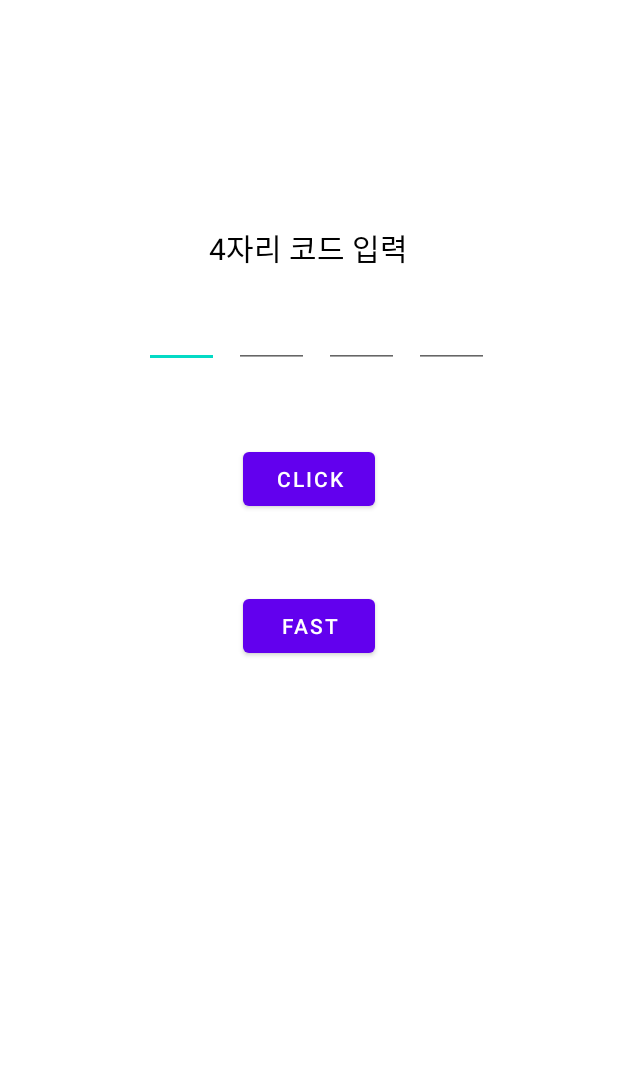
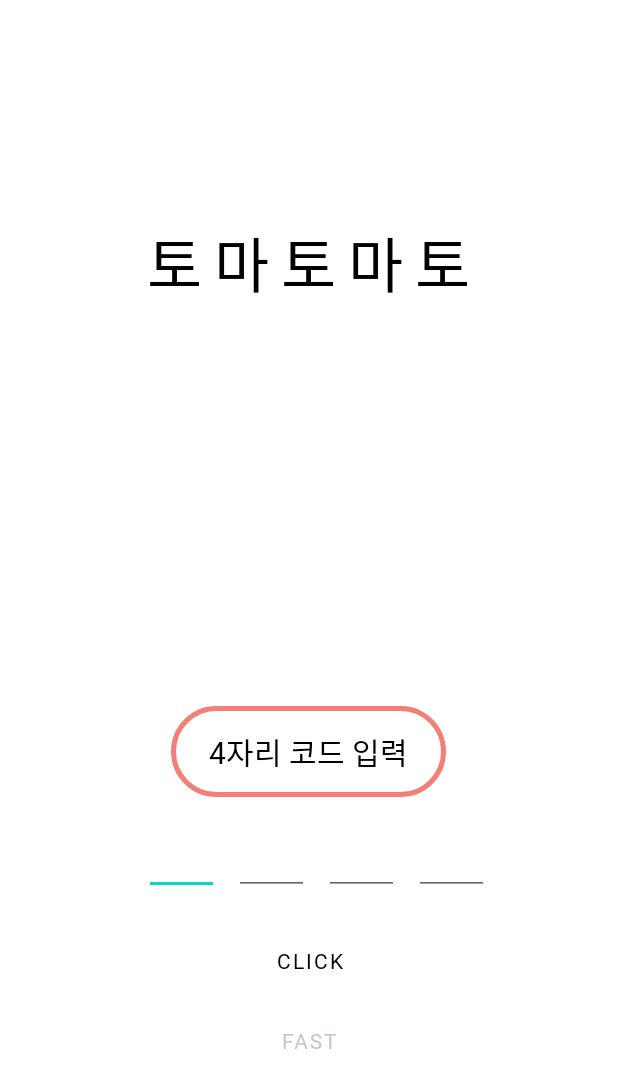
Before and after one commit to yeonyeonn/cs496_w3_app, an Android app: the screen it shows after launch (MainActivity), on a phone screen of 412 x 824 dp. Shown: the top 1088 px of the screen. Run offline under Robolectric (Android 15) with nearby library versions, the phone set to English and light mode, and no system bars; our stand-ins replace Volley; libraries missing offline, so code that uses them is left out: com.daimajia.androidanimations, io.socket.client, io.socket.emitter, render.animations.

Commit message:
modify Loading.kt, PlayGame.kt, Result.kt design

```diff
--- a/app/src/main/java/edu/skku/cs/motionsensor/Loading.kt
+++ b/app/src/main/java/edu/skku/cs/motionsensor/Loading.kt
@@ -117,7 +117,6 @@ class Loading : AppCompatActivity(), SensorEventListener {
                 MotionEvent.ACTION_DOWN -> {
                     val touchedX = event.x
                     val touchedY = event.y
-                    Log.d("좌표", "" +touchedX + " " + touchedY)
                     addTomatoView(touchedX, touchedY)
                     true
                 }
--- /dev/null
+++ b/app/src/main/res/drawable/round_textview.xml
@@ -0,0 +1,11 @@
+<?xml version="1.0" encoding="utf-8"?>
+<selector xmlns:android="http://schemas.android.com/apk/res/android">
+    <item android:state_focused="false" android:state_pressed="false">
+        <shape android:shape="rectangle">
+            <solid android:color="#FFFFFF"/>
+            <stroke android:color="#F37F76"
+                android:width="3dp"/>
+            <corners android:radius="150dp" />
+        </shape>
+    </item>
+</selector>
--- a/app/src/main/res/layout/activity_main.xml
+++ b/app/src/main/res/layout/activity_main.xml
@@ -7,12 +7,35 @@
     tools:context=".PlayGame"
     android:orientation="vertical">
 
+
     <TextView
         android:layout_width="wrap_content"
         android:layout_height="wrap_content"
         android:layout_gravity="center"
-        android:layout_marginTop="150dp"
+        android:layout_marginTop="130dp"
+        android:paddingStart="25dp"
+        android:paddingEnd="25dp"
+        android:paddingTop="15dp"
+        android:paddingBottom="15dp"
+        android:text="토마토마토"
+        android:letterSpacing="0.2"
+        android:fontFamily="@font/dfdiary"
+        android:textAlignment="center"
+        android:textColor="@color/black"
+        android:textSize="40sp"/>
+
+    <TextView
+        android:layout_width="wrap_content"
+        android:layout_height="wrap_content"
+        android:layout_gravity="center"
+        android:layout_marginTop="250dp"
+        android:paddingStart="25dp"
+        android:paddingEnd="25dp"
+        android:paddingTop="15dp"
+        android:paddingBottom="15dp"
         android:text="4자리 코드 입력"
+        android:background="@drawable/round_textview"
+        android:fontFamily="@font/dfdiary"
         android:textAlignment="center"
         android:textColor="@color/black"
         android:textSize="20sp"/>
@@ -62,16 +85,22 @@
         android:id="@+id/button"
         android:layout_width="wrap_content"
         android:layout_height="wrap_content"
+        android:background="#00ff0000"
+        android:textColor="@color/black"
         android:text="click"
-        android:layout_marginTop="50dp"
+        android:fontFamily="@font/dfdiary"
+        android:layout_marginTop="20dp"
         android:layout_gravity="center"/>
 
     <Button
         android:id="@+id/fastButton"
         android:layout_width="wrap_content"
         android:layout_height="wrap_content"
+        android:background="#00ff0000"
+        android:textColor="#CAC3C3"
+        android:fontFamily="@font/dfdiary"
         android:text="fast"
-        android:layout_marginTop="50dp"
+        android:layout_marginTop="5dp"
         android:layout_gravity="center"/>
 
 </LinearLayout>
--- a/app/src/main/res/layout/activity_play_game.xml
+++ b/app/src/main/res/layout/activity_play_game.xml
@@ -81,6 +81,8 @@
                 android:background="@drawable/round_textview"
                 android:layout_marginStart="120dp"
                 android:layout_marginEnd="100dp"
+                android:paddingTop="5dp"
+                android:paddingBottom="5dp"
                 android:layout_weight="4">
 
             <TextView
@@ -125,7 +127,7 @@
                 android:id="@+id/textView7"
                 android:layout_width="wrap_content"
                 android:layout_height="match_parent"
-                android:layout_marginTop="5dp"
+                android:layout_marginTop="10dp"
                 android:layout_marginEnd="10dp"
                 android:textAlignment="textEnd"
                 android:text="20"
```
Also changed, not shown: app/src/main/res/drawable/circlebutton.xml (added, +10 -0 lines), app/src/main/res/font/font.xml (added, +12 -0 lines), app/src/main/res/layout/activity_result.xml (+11 -5 lines).
